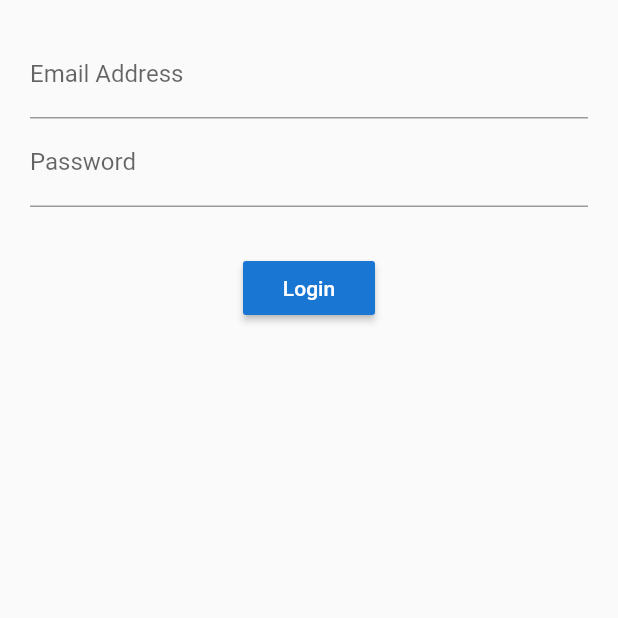
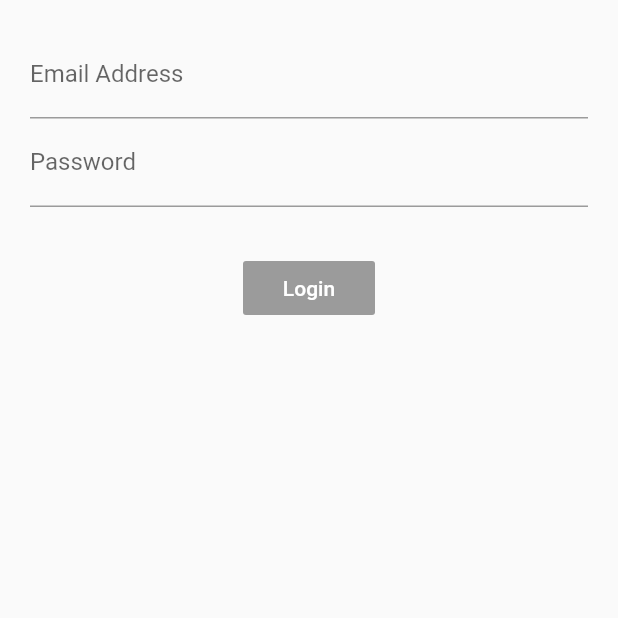
Before and after one commit to adamjohnlea/Flutter-Login-With-BLoC-Pattern, a Flutter app: the screen it shows after launch, on a phone screen of 412 x 824 dp, the top half of it. Run offline on Flutter 3.47's test engine with Material 2 defaults, Android fonts, the phone set to English and light mode, and no system bars; our stand-ins replace rxdart.

Commit message:
integrate rxdart

```diff
--- a/lib/src/blocs/bloc.dart
+++ b/lib/src/blocs/bloc.dart
@@ -1,17 +1,26 @@
 import 'dart:async';
 import 'validators.dart';
+import 'package:rxdart/rxdart.dart';
 
 class Bloc extends Object with Validators {
-  final _email = StreamController<String>();
-  final _password = StreamController<String>();
+  final _email = BehaviorSubject<String>();
+  final _password = BehaviorSubject<String>();
 
   // retrieve data from stream
   Stream<String> get email    => _email.stream.transform(validateEmail);
   Stream<String> get password => _password.stream.transform(validatePassword);
+  Stream<bool>   get submitValid => Observable.combineLatest2(email, password, (e, p) => true);
 
   // add data to stream
   Function(String) get changeEmail    => _email.sink.add;
   Function(String) get changePassword => _password.sink.add;
+
+  submit() {
+    final validEmail    = _email.value;
+    final validPassword = _password.value;
+
+    print('$validEmail and $validPassword');
+  }
 
   dispose() {
     _email.close();
--- a/lib/src/screens/login_screen.dart
+++ b/lib/src/screens/login_screen.dart
@@ -14,7 +14,7 @@ class LoginScreen extends StatelessWidget {
             emailField(bloc),
             passwordField(bloc),
             Container(margin: EdgeInsets.only(top: 30.0)),
-            submitButton(),
+            submitButton(bloc),
           ],
         ),
       );
@@ -54,12 +54,19 @@ class LoginScreen extends StatelessWidget {
       );
     }
 
-    Widget submitButton() {
-      return RaisedButton(
-        child: Text('Login'),
-        color: Colors.blue[700],
-        textColor: Colors.white,
-        onPressed: () {},
+    Widget submitButton(bloc) {
+      return StreamBuilder(
+        stream: bloc.submitValid,
+        builder: (context, snapshot) {
+          return RaisedButton(
+            child: Text('Login'),
+            color: Colors.blue[700],
+            textColor: Colors.white,
+            onPressed: snapshot.hasData
+              ? bloc.submit
+              : null,
+          );
+        },
       );
     }
 }
--- a/pubspec.yaml
+++ b/pubspec.yaml
@@ -8,6 +8,8 @@ dependencies:
   # The following adds the Cupertino Icons font to your application.
   # Use with the CupertinoIcons class for iOS style icons.
   cupertino_icons: ^0.1.2
+
+  rxdart: ^0.16.7
 
 dev_dependencies:
   flutter_test:
```
Also changed, not shown: pubspec.lock.
